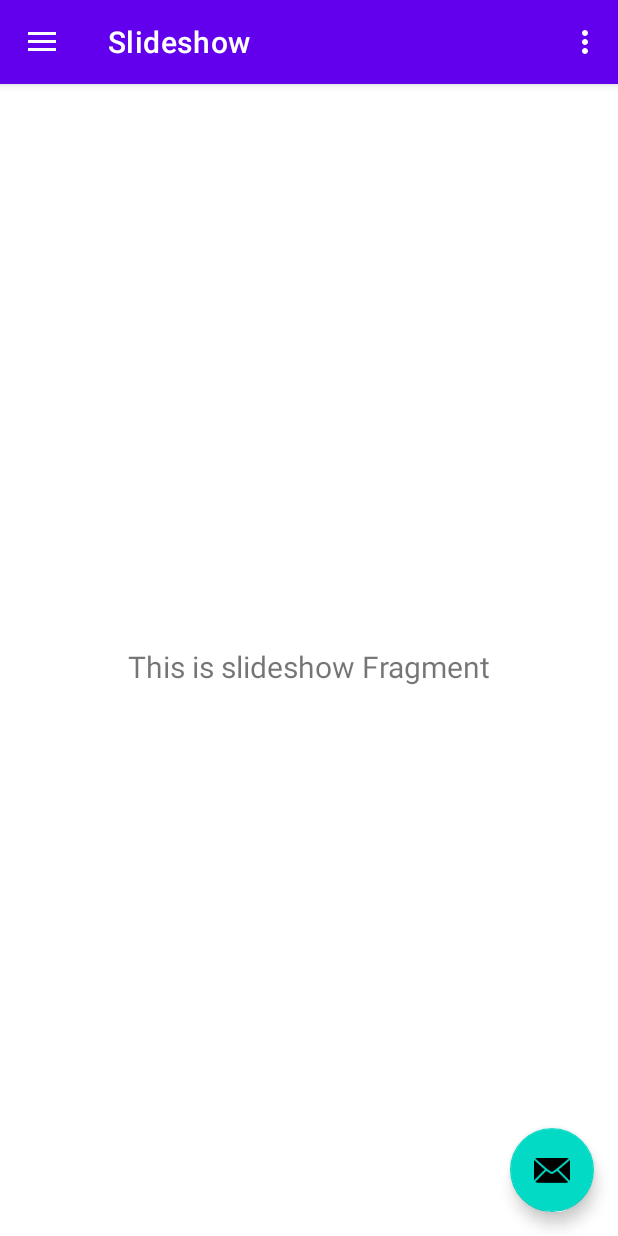
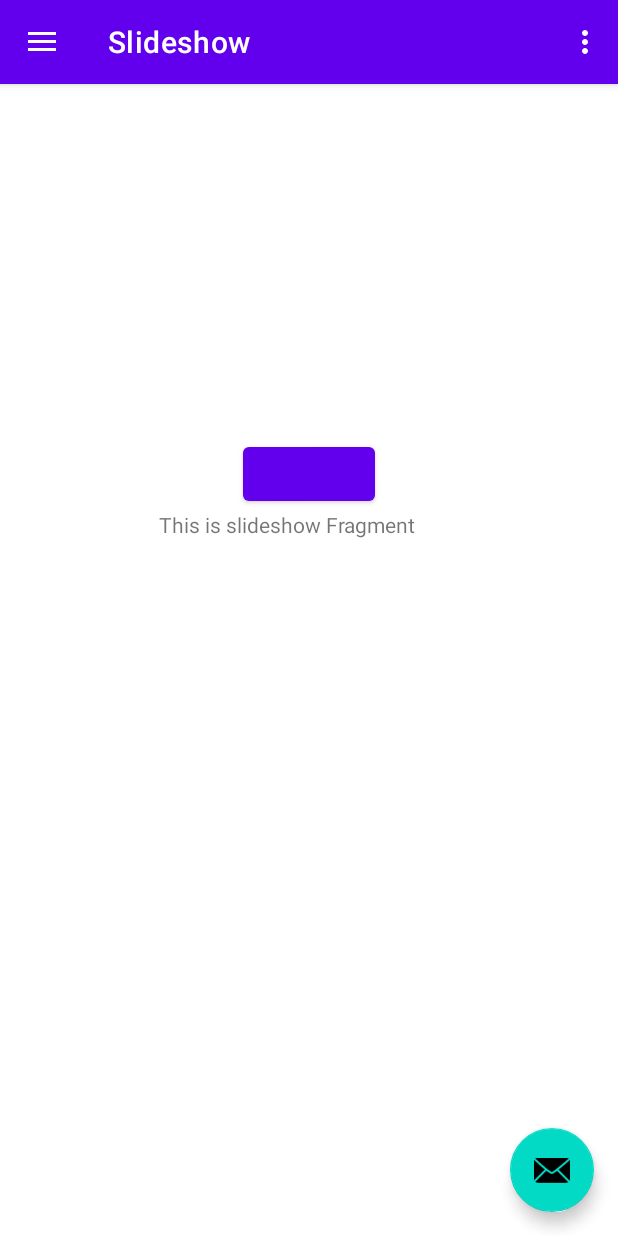
Before and after one commit to write18jack/navitest, an Android app: the screen it shows after launch (MainActivity), in the side drawer, after a tap on "Slideshow", on a phone screen of 412 x 824 dp. Run offline under Robolectric (Android 15) with nearby library versions, the light colour scheme and no system bars; our stand-ins replace data binding, navigation-ui.

Commit message:
second commit

```diff
--- a/app/build.gradle
+++ b/app/build.gradle
@@ -2,6 +2,7 @@
     id 'com.android.application'
     id 'kotlin-android'
     id 'kotlin-kapt'
+    id 'androidx.navigation.safeargs'
 }
 
 android {
--- a/app/src/main/java/com/example/navitest/ui/home/HomeFragment.kt
+++ b/app/src/main/java/com/example/navitest/ui/home/HomeFragment.kt
@@ -34,10 +34,15 @@
         val root: View = binding.root
 
         val imageButton: ImageButton = binding.imagePos
-        homeViewModel.player.observe(viewLifecycleOwner, Observer {
+        homeViewModel.posi_image.observe(viewLifecycleOwner, Observer {
             imageButton.setBackgroundResource(it)
         })
         return root
+    }
+
+    override fun onViewCreated(view: View, savedInstanceState: Bundle?) {
+        super.onViewCreated(view, savedInstanceState)
+        binding?.homeFragment = this
     }
 
     fun goToNextScreen(){
--- a/app/src/main/java/com/example/navitest/ui/home/HomeViewModel.kt
+++ b/app/src/main/java/com/example/navitest/ui/home/HomeViewModel.kt
@@ -7,8 +7,16 @@
 
 class HomeViewModel : ViewModel() {
 
+    private val _posi_image = MutableLiveData<Int>()
+    val posi_image: LiveData<Int> = _posi_image
+
     private val image = MutableLiveData<Int>().apply {
         value = R.drawable.felix
     }
-    val player: LiveData<Int> = image
+    val felix: LiveData<Int> = image
+
+    private val _image2 = MutableLiveData(R.drawable.griezmann)
+    val griezmann: LiveData<Int> = _image2
+
+
 }
--- a/app/src/main/java/com/example/navitest/ui/slideshow/SlideshowFragment.kt
+++ b/app/src/main/java/com/example/navitest/ui/slideshow/SlideshowFragment.kt
@@ -8,6 +8,7 @@
 import androidx.fragment.app.Fragment
 import androidx.lifecycle.Observer
 import androidx.lifecycle.ViewModelProvider
+import androidx.navigation.fragment.findNavController
 import com.example.navitest.R
 import com.example.navitest.databinding.FragmentSlideshowBinding
 
@@ -38,6 +39,10 @@
         return root
     }
 
+    fun goToNextScreen(){
+        findNavController().navigate(R.id.action_nav_slideshow_to_slideshowFragment2)
+    }
+
     override fun onDestroyView() {
         super.onDestroyView()
         _binding = null
--- a/app/src/main/res/layout/fragment_slideshow.xml
+++ b/app/src/main/res/layout/fragment_slideshow.xml
@@ -1,22 +1,48 @@
 <?xml version="1.0" encoding="utf-8"?>
-<androidx.constraintlayout.widget.ConstraintLayout xmlns:android="http://schemas.android.com/apk/res/android"
+<layout
+    xmlns:android="http://schemas.android.com/apk/res/android"
     xmlns:app="http://schemas.android.com/apk/res-auto"
     xmlns:tools="http://schemas.android.com/tools"
+    tools:context=".ui.slideshow.SlideShowFragment">
+
+    <data>
+        <variable
+            name="viewModel"
+            type="com.example.navitest.ui.slideshow.SlideshowViewModel" />
+
+        <variable
+            name="slideshowFragment"
+            type="com.example.navitest.ui.slideshow.SlideshowFragment" />
+    </data>
+
+
+    <androidx.constraintlayout.widget.ConstraintLayout
         android:layout_width="match_parent"
-    android:layout_height="match_parent"
-    tools:context=".ui.slideshow.SlideshowFragment">
+        android:layout_height="match_parent">
+
+        <Button
+            android:id="@+id/btn"
+            android:layout_width="wrap_content"
+
+            android:layout_height="wrap_content"
+            app:layout_constraintBottom_toTopOf="@+id/text_slideshow"
+            app:layout_constraintEnd_toEndOf="parent"
+            app:layout_constraintStart_toStartOf="parent"
+            android:onClick="@{() -> slideshowFragment.goToNextScreen()}"/>
 
         <TextView
             android:id="@+id/text_slideshow"
-        android:layout_width="match_parent"
-        android:layout_height="wrap_content"
-        android:layout_marginStart="8dp"
-        android:layout_marginTop="8dp"
-        android:layout_marginEnd="8dp"
-        android:textAlignment="center"
-        android:textSize="20sp"
+            android:layout_width="200dp"
+            android:layout_height="200dp"
+            android:scaleType="center"
             app:layout_constraintBottom_toBottomOf="parent"
             app:layout_constraintEnd_toEndOf="parent"
             app:layout_constraintStart_toStartOf="parent"
-        app:layout_constraintTop_toTopOf="parent" />
+            app:layout_constraintTop_toTopOf="parent"
+            />
+
     </androidx.constraintlayout.widget.ConstraintLayout>
+
+
+
+</layout>
--- a/app/src/main/res/navigation/mobile_navigation.xml
+++ b/app/src/main/res/navigation/mobile_navigation.xml
@@ -19,11 +19,7 @@
         android:id="@+id/homeFragment2"
         android:name="com.example.navitest.ui.home.HomeFragment2"
         android:label="@string/menu_home2"
-        tools:layout="@layout/fragment_home2" >
-        <action
-            android:id="@+id/action_homeFragment2_to_nav_home"
-            app:destination="@id/nav_home" />
-    </fragment>
+        tools:layout="@layout/fragment_home2" />
 
     <fragment
         android:id="@+id/nav_gallery"
@@ -35,6 +31,15 @@
         android:id="@+id/nav_slideshow"
         android:name="com.example.navitest.ui.slideshow.SlideshowFragment"
         android:label="@string/menu_slideshow"
-        tools:layout="@layout/fragment_slideshow" />
+        tools:layout="@layout/fragment_slideshow" >
+        <action
+            android:id="@+id/action_nav_slideshow_to_slideshowFragment2"
+            app:destination="@id/slideshowFragment2" />
+    </fragment>
+    <fragment
+        android:id="@+id/slideshowFragment2"
+        android:name="com.example.navitest.ui.slideshow.SlideshowFragment2"
+        android:label="fragment_slideshow2"
+        tools:layout="@layout/fragment_slideshow2" />
 
 </navigation>
--- a/build.gradle
+++ b/build.gradle
@@ -7,6 +7,8 @@
     dependencies {
         classpath "com.android.tools.build:gradle:7.0.4"
         classpath "org.jetbrains.kotlin:kotlin-gradle-plugin:1.6.10"
+        def nav_version = "2.4.2"
+        classpath "androidx.navigation:navigation-safe-args-gradle-plugin:$nav_version"
 
         // NOTE: Do not place your application dependencies here; they belong
         // in the individual module build.gradle files
```
Also changed, not shown: app/src/main/java/com/example/navitest/ui/slideshow/SlideshowFragment2.kt (added, +25 -0 lines), app/src/main/res/layout/fragment_home.xml (+2 -10 lines), app/src/main/res/layout/fragment_home2.xml (+6 -4 lines), app/src/main/res/layout/fragment_slideshow2.xml (added, +13 -0 lines). Lines whose indentation alone changed are shown as unchanged.
